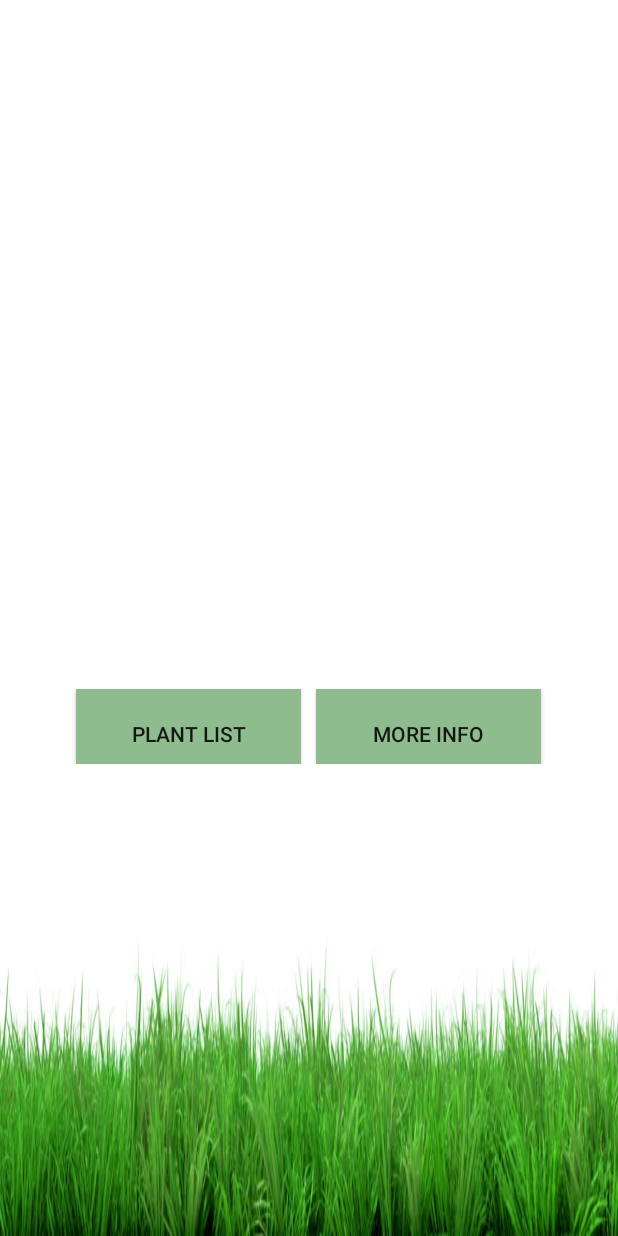
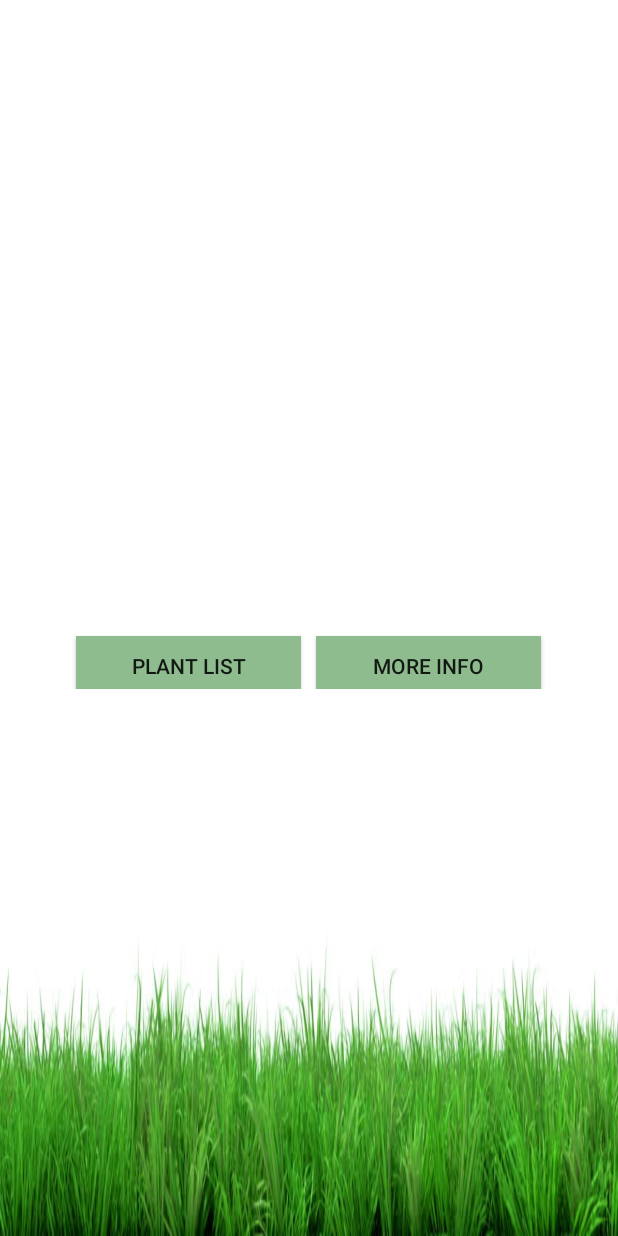
Before and after one commit to SmartyPlantsMC/SmartyPlants, an Android app: the PlantPage screen opened directly, with no data from a screen before it, on a phone screen of 412 x 824 dp. Run offline under Robolectric (Android 15) with nearby library versions, the phone set to English and light mode, and no system bars; our stand-ins replace AdMob; 10 statements that could not run were skipped.

Commit message:
More Admob and string changes

```diff
--- a/app/src/main/res/layout/activity_more_info.xml
+++ b/app/src/main/res/layout/activity_more_info.xml
@@ -31,11 +31,12 @@
         android:layout_width="match_parent"
         android:layout_height="260dp"
         android:id="@+id/MoreInfo_Pic"
-        android:src="@drawable/identifypoisonivy"/>
+        />
 
     <TextView
 
         android:id="@+id/MoreInfo_Desc"
+        android:textColor="@color/Black"
         android:layout_width="wrap_content"
         android:layout_height="wrap_content"
         android:text="@string/PoisonIvyMore" />
@@ -69,6 +70,7 @@
 
     </LinearLayout>
     <com.google.android.gms.ads.AdView
+        android:layout_marginTop="20dp"
         android:id="@+id/adViewMI"
         android:layout_width="wrap_content"
         android:layout_height="wrap_content"
--- a/app/src/main/res/layout/activity_plant_page.xml
+++ b/app/src/main/res/layout/activity_plant_page.xml
@@ -27,7 +27,7 @@
         android:layout_gravity="center" />
 
     <TextView
-        android:layout_marginTop="40dp"
+        android:layout_marginTop="20dp"
         android:layout_width="wrap_content"
         android:layout_height="wrap_content"
         android:id="@+id/PlantPage_Desc"
@@ -43,9 +43,9 @@
         android:layout_height="wrap_content"
         android:orientation="horizontal">
         <Button
-            android:layout_marginTop="20dp"
+            android:layout_marginTop="10dp"
             android:layout_width="150dp"
-            android:layout_height="60dp"
+            android:layout_height="40dp"
             android:id="@+id/PlantPage_PlantList"
             android:background="@color/SeaGreen"
             android:text="Plant List"
@@ -53,15 +53,16 @@
             />
         <Button
             android:layout_marginLeft="10dp"
-            android:layout_marginTop="20dp"
+            android:layout_marginTop="10dp"
             android:layout_width="150dp"
-            android:layout_height="60dp"
+            android:layout_height="40dp"
             android:id="@+id/PlantPage_Moreinfo"
             android:onClick="goToMoreInfo"
             android:background="@color/SeaGreen"
             android:text="More info"/>
     </LinearLayout>
     <com.google.android.gms.ads.AdView
+        android:layout_marginTop="10dp"
         android:id="@+id/adViewPP"
         android:layout_width="wrap_content"
         android:layout_height="wrap_content"
--- a/app/src/main/res/values/strings.xml
+++ b/app/src/main/res/values/strings.xml
@@ -14,11 +14,21 @@
 
     <string name="PoisonIvyMore">When this oil touches your skin, it often causes an itchy, blistering rash. Make a paste of baking soda.
         This common household item will work to draw out the poisons in the skin and sooth the rash once it has already formed</string>
-    <string-array name="ListofPlants">
-        <item name="Nightshade">Nightshade</item>
-        <item name="PoisonIvy">Poison Ivy</item>
-        <item name="PoisonOak">Poison Oak</item>
-    </string-array>
+    <string name ="NightShadeMore"> its shiny black berries are perhaps a temptation to children, but fatal in even small doses. Found mainly on chalky and limestone soils, particularly on recently disturbed ground,
+        this bushy perennial has bell-shaped flowers that appear from June to August.</string>
+
+
+        <string name="NightshadeName">Nightshade</string>
+        <string name="PoisonIvyName">Poison Ivy</string>
+        <string name="MachineeName">Machinee</string>
+        <string name="CerberaName">Cerbera</string>
+        <string name="RicinusName">Ricinus</string>
+        <string name="PoisonOakName">Poison Oak</string>
+        <string name="DaffodilName">Daffodil</string>
+        <string name="AngelsTrumpetName">Angels Trumpet</string>
+        <string name="DaphneName">Daphne</string>
+        <string name="HyacinthName">Hyacinth</string>
+
 
 
 
```
Also changed, not shown: app/src/main/java/com/example/denis/smartyplants/MoreInfo.java (+13 -13 lines), app/src/main/java/com/example/denis/smartyplants/PlantPage.java (+11 -11 lines), app/src/main/res/drawable/nightshademore.gif (added).
